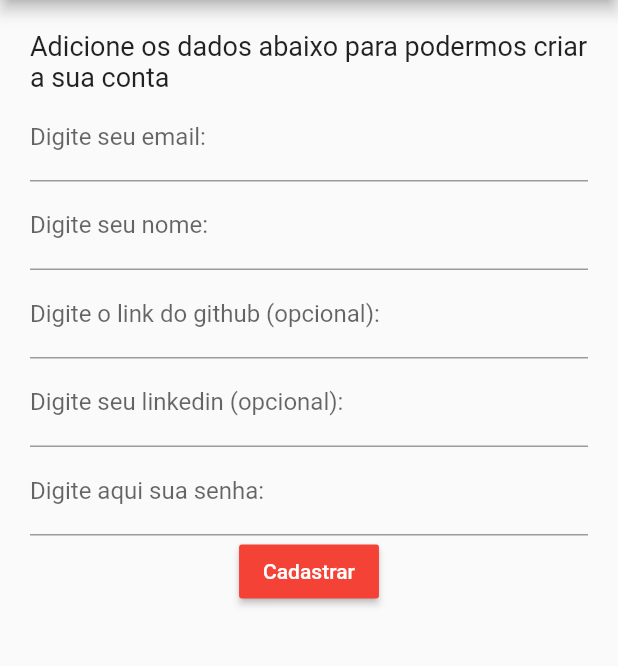
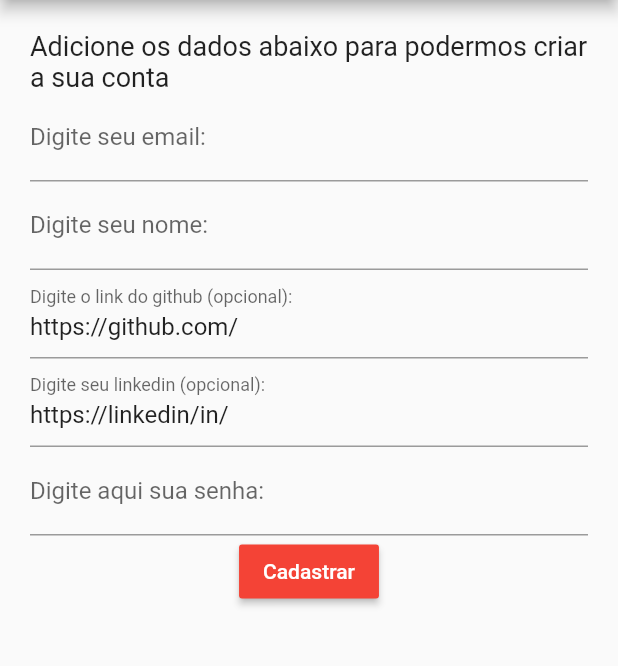
Before and after one commit to ramonpaolo/app-blog-data-science, a Flutter app: the Cadastro screen opened directly, on a phone screen of 412 x 824 dp, the part 84-750 px from its top. Run offline on Flutter 3.47's test engine with Material 2 defaults, Android fonts, the phone set to English and light mode, and no system bars; missing offline and left inert: mysql1, simple_splashscreen.

```diff
--- a/lib/login/Cadastro.dart
+++ b/lib/login/Cadastro.dart
@@ -78,13 +78,6 @@ class _CadastroState extends State<Cadastro> {
   }
 
   @override
-  void initState() {
-    // TODO: implement initState
-    //_requestTempDirectory();
-    super.initState();
-  }
-
-  @override
   Widget build(BuildContext context) {
     return Scaffold(
         key: snack,
@@ -107,18 +100,25 @@ class _CadastroState extends State<Cadastro> {
                         ),
                       ),
                       formulario(false, TextInputType.emailAddress,
-                          "Digite seu email:", email),
+                          "Digite seu email:", email, ""),
+                      formulario(false, TextInputType.name, "Digite seu nome:",
+                          nome, ""),
                       formulario(
-                          false, TextInputType.name, "Digite seu nome:", nome),
-                      formulario(false, TextInputType.url,
-                          "Digite o link do github (opcional):", github),
-                      formulario(false, TextInputType.url,
-                          "Digite seu linkedin (opcional):", linkedin),
+                          false,
+                          TextInputType.url,
+                          "Digite o link do github (opcional):",
+                          github,
+                          "https://github.com/"),
+                      formulario(
+                          false,
+                          TextInputType.url,
+                          "Digite seu linkedin (opcional):",
+                          linkedin,
+                          "https://linkedin/in/"),
                       formulario(true, TextInputType.visiblePassword,
-                          "Digite aqui sua senha:", senha),
+                          "Digite aqui sua senha:", senha, ""),
                       RaisedButton(
                         onPressed: () async {
-                          //_requestTempDirectory();
                           if (form.currentState.validate()) {
                             await connection(
                                 nome, email, senha, github, linkedin);
@@ -147,10 +147,11 @@ class _CadastroState extends State<Cadastro> {
         ));
   }
 
-  Widget formulario(
-      bool password, TextInputType tipo, String label, String estado) {
+  Widget formulario(bool password, TextInputType tipo, String label,
+      String estado, String valorInicial) {
     return TextFormField(
       obscureText: password,
+      initialValue: valorInicial,
       validator: (value) {
         if (value.isEmpty) {
           return "Está vazio";
--- a/pubspec.yaml
+++ b/pubspec.yaml
@@ -1,4 +1,4 @@
-name: blog_data_science
+name: data_science
 description: A new Flutter project.
 
 # The following line prevents the package from being accidentally published to
```
Also changed, not shown: lib/navigation/Nav.dart (+32 -0 lines), lib/routes/home/Home.dart (+50 -16 lines), lib/routes/pub/AddConteudo.dart (+29 -32 lines), lib/routes/user/Edit.dart (+10 -4 lines), lib/routes/user/User.dart (+25 -30 lines), lib/routes/visualizacao/Visualizacao.dart (+27 -20 lines), 12 other files.
